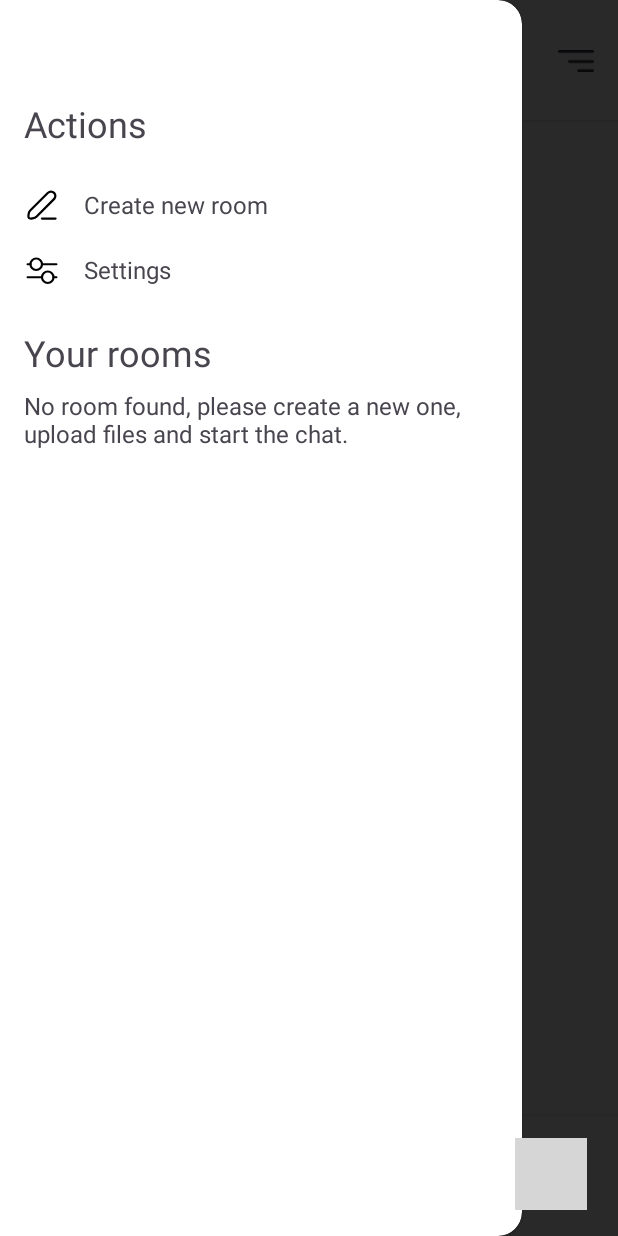
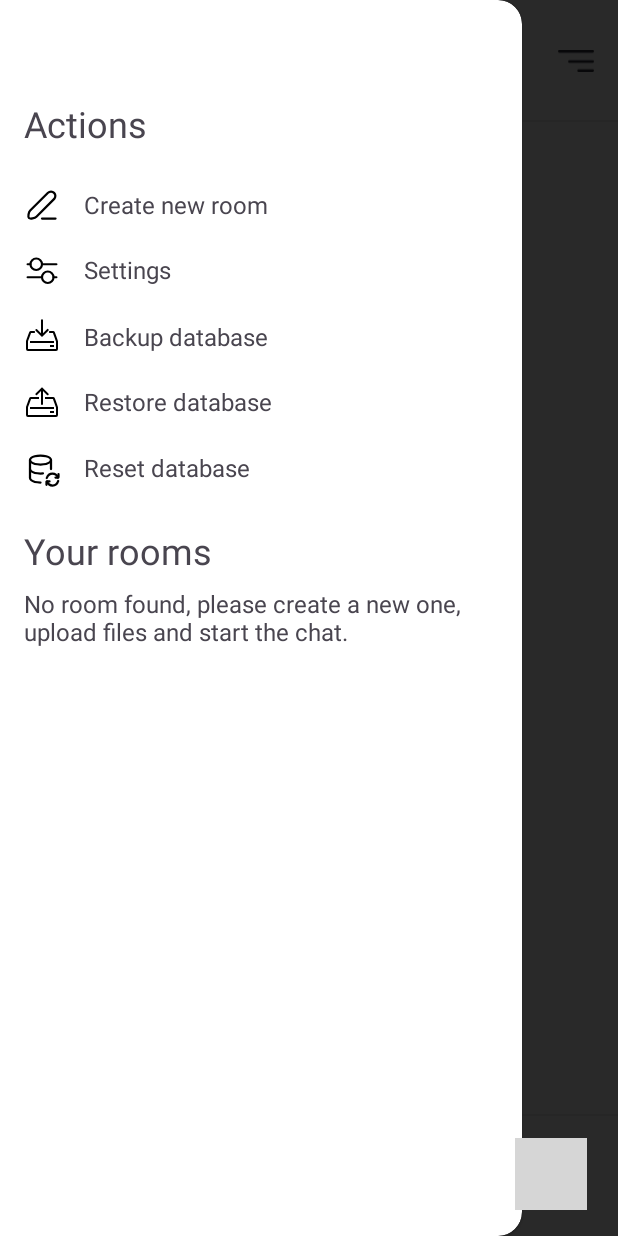
Before and after one commit to ImadSaddik/DoCamp, an Android app: the screen it shows after launch (MainActivity), with the side drawer open, on a phone screen of 412 x 824 dp. Run offline under Robolectric (Android 15) with nearby library versions, the phone set to English and light mode, and no system bars; libraries missing offline, so code that uses them is left out: com.google.ai.client, com.tom_roush.pdfbox; Roboto replaces fonts that are not available here; 3 statements that could not run were skipped; grey boxes are pictures that could not be loaded.

Commit message:
Added 3 actions, save, load, and reset database

```diff
--- a/app/src/main/java/com/example/ragapplication/DatabaseHelper.java
+++ b/app/src/main/java/com/example/ragapplication/DatabaseHelper.java
@@ -10,7 +10,7 @@ import android.widget.Toast;
 
 public class DatabaseHelper extends SQLiteOpenHelper {
 
-    private static final String DATABASE_NAME = "RAG_Database";
+    public static final String DATABASE_NAME = "RAG_Database";
     private static final int DATABASE_VERSION = 1;
 
     public DatabaseHelper(Context context) {
--- a/app/src/main/java/com/example/ragapplication/HandleLeftNavigationDrawer.java
+++ b/app/src/main/java/com/example/ragapplication/HandleLeftNavigationDrawer.java
@@ -6,13 +6,13 @@ import android.content.Intent;
 import android.database.Cursor;
 import android.graphics.Typeface;
 import android.text.TextUtils;
-import android.util.Log;
 import android.view.Gravity;
 import android.view.View;
 import android.view.ViewGroup;
 import android.widget.ImageButton;
 import android.widget.LinearLayout;
 import android.widget.TextView;
+import android.widget.Toast;
 
 import androidx.collection.ArraySet;
 import androidx.drawerlayout.widget.DrawerLayout;
@@ -391,4 +391,32 @@ public class HandleLeftNavigationDrawer {
             this.activity.startActivity(intent);
         });
     }
+
+    public void setBackUpDataBaseButtonListener() {
+        View leftHeaderView = this.leftNavigationView.getHeaderView(0);
+        LinearLayout backUpDataBaseButton = leftHeaderView.findViewById(R.id.backUpDBLayout);
+
+        backUpDataBaseButton.setOnClickListener(v -> {
+            DatabaseUtils.triggerSaveDatabase(this.activity);
+        });
+    }
+
+    public void setRestoreDatabaseButtonListener() {
+        View leftHeaderView = this.leftNavigationView.getHeaderView(0);
+        LinearLayout restoreDatabaseButton = leftHeaderView.findViewById(R.id.restoreDBLayout);
+
+        restoreDatabaseButton.setOnClickListener(v -> {
+            DatabaseUtils.triggerLoadDatabase(this.activity);
+        });
+    }
+
+    public void setResetDatabaseButtonListener() {
+        View leftHeaderView = this.leftNavigationView.getHeaderView(0);
+        LinearLayout resetDatabaseButton = leftHeaderView.findViewById(R.id.resetDBLayout);
+
+        resetDatabaseButton.setOnClickListener(v -> {
+            DatabaseUtils.resetDatabase(this.activity);
+            refreshLeftNavigationDrawer();
+        });
+    }
 }
--- /dev/null
+++ b/app/src/main/res/drawable/backup_icon.xml
@@ -0,0 +1,13 @@
+<vector xmlns:android="http://schemas.android.com/apk/res/android" android:height="24dp" android:viewportHeight="36" android:viewportWidth="36" android:width="24dp">
+
+    <path android:fillColor="#000000" android:pathData="M6,22h24v2h-24z" android:strokeWidth="0.99999"/>
+
+    <path android:fillColor="#000000" android:pathData="M26,26h4v2h-4z" android:strokeWidth="0.99999"/>
+
+    <path android:fillColor="#000000" android:pathData="m13,10.24 l4,3.92v-13a1,1 0,1 1,2 0v13l4,-3.95a1.001,1.001 0,1 1,1.38 1.45L18,18 11.61,11.66A1,1 0,0 1,13 10.24Z" android:strokeWidth="0.99999"/>
+
+    <path android:fillColor="#000000" android:pathData="M7.07,12A1.92,1.92 0,0 0,5.17 13.32C2,22 2,22.1 2,22.33L2,30A2,2 0,0 0,4 32L32,32A2,2 0,0 0,34 30L34,22.33C34,22.1 34,22 30.84,13.37A1.94,1.94 0,0 0,28.93 12L25.126,12L25.126,14L28.95,14C30,16.94 31.72,21.65 32,22.48L32,30L4,30L4,22.48C4.28,21.65 7.05,14 7.05,14L10.874,14L10.874,12L7.07,12z" android:strokeWidth="0.99999"/>
+
+    <path android:fillAlpha="0" android:fillColor="#000000" android:pathData="M0,0h36v36h-36z" android:strokeWidth="0.99999"/>
+
+</vector>
--- /dev/null
+++ b/app/src/main/res/drawable/reset_db_icon.xml
@@ -0,0 +1,19 @@
+<vector xmlns:android="http://schemas.android.com/apk/res/android" android:height="24dp" android:viewportHeight="24" android:viewportWidth="24" android:width="24dp">
+
+    <path android:fillColor="#00000000" android:pathData="M4,6V12C4,12 4,15 11,15C11.592,15 12.135,14.979 12.631,14.939" android:strokeColor="#000000" android:strokeLineCap="round" android:strokeLineJoin="round" android:strokeWidth="1.5"/>
+
+    <path android:fillColor="#00000000" android:pathData="M18,6V12" android:strokeColor="#000000" android:strokeLineCap="round" android:strokeLineJoin="round" android:strokeWidth="1.5"/>
+
+    <path android:fillColor="#00000000" android:pathData="M11,3C18,3 18,6 18,6C18,6 18,9 11,9C4,9 4,6 4,6C4,6 4,3 11,3Z" android:strokeColor="#000000" android:strokeLineCap="round" android:strokeLineJoin="round" android:strokeWidth="1.5"/>
+
+    <path android:fillColor="#00000000" android:pathData="M11,21C4,21 4,18 4,18V12" android:strokeColor="#000000" android:strokeLineCap="round" android:strokeLineJoin="round" android:strokeWidth="1.5"/>
+
+    <path android:fillColor="#00000000" android:pathData="M22.666,17.667C22.048,16.097 20.635,15 18.99,15C17.232,15 15.738,16.254 15.197,18" android:strokeColor="#000000" android:strokeLineCap="round" android:strokeLineJoin="round" android:strokeWidth="1.5"/>
+
+    <path android:fillColor="#00000000" android:pathData="M20.995,17.667H22.666V17.667C22.851,17.667 23,17.517 23,17.333V15.444" android:strokeColor="#000000" android:strokeLineCap="round" android:strokeLineJoin="round" android:strokeWidth="1.5"/>
+
+    <path android:fillColor="#00000000" android:pathData="M15.334,20.333C15.952,21.903 17.365,23 19.01,23C20.768,23 22.262,21.746 22.803,20" android:strokeColor="#000000" android:strokeLineCap="round" android:strokeLineJoin="round" android:strokeWidth="1.5"/>
+
+    <path android:fillColor="#00000000" android:pathData="M17.005,20.333H15.334V20.333C15.149,20.333 15,20.483 15,20.667V22.556" android:strokeColor="#000000" android:strokeLineCap="round" android:strokeLineJoin="round" android:strokeWidth="1.5"/>
+
+</vector>
--- /dev/null
+++ b/app/src/main/res/drawable/restore_icon.xml
@@ -0,0 +1,13 @@
+<vector xmlns:android="http://schemas.android.com/apk/res/android" android:height="24dp" android:viewportHeight="36" android:viewportWidth="36" android:width="24dp">
+
+    <path android:fillColor="#000000" android:pathData="M6,22h24v2h-24z"/>
+
+    <path android:fillColor="#000000" android:pathData="M26,26h4v2h-4z"/>
+
+    <path android:fillColor="#000000" android:pathData="M13,9.92 L17,6V19a1,1 0,1 0,2 0V6l4,3.95A1,1 0,1 0,24.38 8.5L18,2.16 11.61,8.5A1,1 0,0 0,13 9.92Z"/>
+
+    <path android:fillColor="#000000" android:pathData="M30.84,13.37A1.94,1.94 0,0 0,28.93 12H21v2h7.95C30,16.94 31.72,21.65 32,22.48V30H4V22.48C4.28,21.65 7.05,14 7.05,14H15V12H7.07a1.92,1.92 0,0 0,-1.9 1.32C2,22 2,22.1 2,22.33V30a2,2 0,0 0,2 2H32a2,2 0,0 0,2 -2V22.33C34,22.1 34,22 30.84,13.37Z"/>
+
+    <path android:fillAlpha="0" android:fillColor="#000000" android:pathData="M0,0h36v36h-36z"/>
+
+</vector>
--- a/app/src/main/res/layout/left_navigation_drawer_header.xml
+++ b/app/src/main/res/layout/left_navigation_drawer_header.xml
@@ -74,6 +74,75 @@
                 android:textSize="16sp" />
         </LinearLayout>
 
+        <LinearLayout
+            android:id="@+id/backUpDBLayout"
+            android:layout_width="match_parent"
+            android:layout_height="match_parent"
+            android:gravity="center_vertical"
+            android:orientation="horizontal"
+            android:paddingTop="10dp"
+            android:paddingBottom="10dp">
+
+            <ImageView
+                android:layout_width="24dp"
+                android:layout_height="wrap_content"
+                android:layout_marginEnd="16dp"
+                app:srcCompat="@drawable/backup_icon" />
+
+            <TextView
+                android:layout_width="match_parent"
+                android:layout_height="wrap_content"
+                android:fontFamily="@font/roboto"
+                android:text="@string/backup_database"
+                android:textSize="16sp" />
+        </LinearLayout>
+
+        <LinearLayout
+            android:id="@+id/restoreDBLayout"
+            android:layout_width="match_parent"
+            android:layout_height="match_parent"
+            android:orientation="horizontal"
+            android:paddingTop="10dp"
+            android:paddingBottom="10dp">
+
+            <ImageView
+                android:layout_width="24dp"
+                android:layout_height="wrap_content"
+                android:layout_marginEnd="16dp"
+                app:srcCompat="@drawable/restore_icon" />
+
+            <TextView
+                android:layout_width="wrap_content"
+                android:layout_height="wrap_content"
+                android:layout_weight="1"
+                android:fontFamily="@font/roboto"
+                android:text="@string/restore_database"
+                android:textSize="16sp" />
+        </LinearLayout>
+
+        <LinearLayout
+            android:id="@+id/resetDBLayout"
+            android:layout_width="match_parent"
+            android:layout_height="match_parent"
+            android:orientation="horizontal"
+            android:paddingTop="10dp"
+            android:paddingBottom="10dp">
+
+            <ImageView
+                android:layout_width="24dp"
+                android:layout_height="wrap_content"
+                android:layout_marginEnd="16dp"
+                app:srcCompat="@drawable/reset_db_icon" />
+
+            <TextView
+                android:layout_width="wrap_content"
+                android:layout_height="wrap_content"
+                android:layout_weight="1"
+                android:fontFamily="@font/roboto"
+                android:text="@string/reset_database"
+                android:textSize="16sp" />
+        </LinearLayout>
+
     </LinearLayout>
 
     <ScrollView
--- a/app/src/main/res/values/strings.xml
+++ b/app/src/main/res/values/strings.xml
@@ -53,5 +53,8 @@
     <string name="prompt">Prompt</string>
     <string name="please_upload_files">Please upload files to start the chat.</string>
     <string name="ready_to_chat">Now you are ready to start the chat.</string>
+    <string name="backup_database">Backup database</string>
+    <string name="restore_database">Restore database</string>
+    <string name="reset_database">Reset database</string>
 
 </resources>
```
Also changed, not shown: app/src/main/java/com/example/ragapplication/DatabaseUtils.java (added, +96 -0 lines), app/src/main/java/com/example/ragapplication/FileUtilities.java (+21 -0 lines), app/src/main/java/com/example/ragapplication/MainActivity.java (+25 -3 lines).
